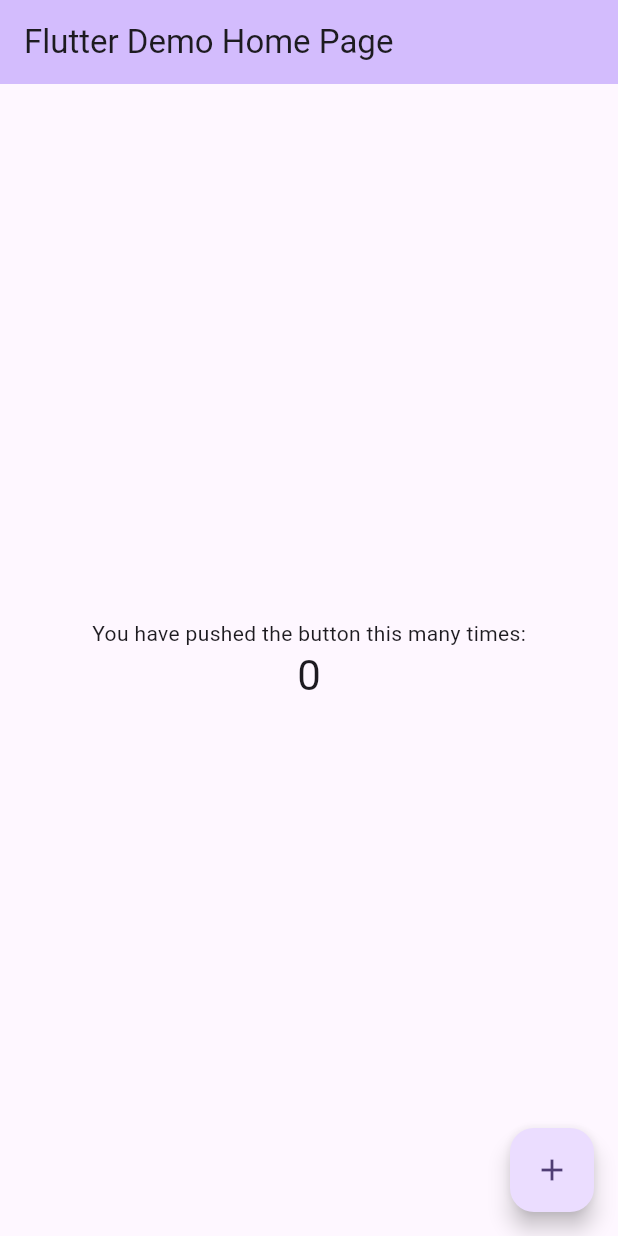
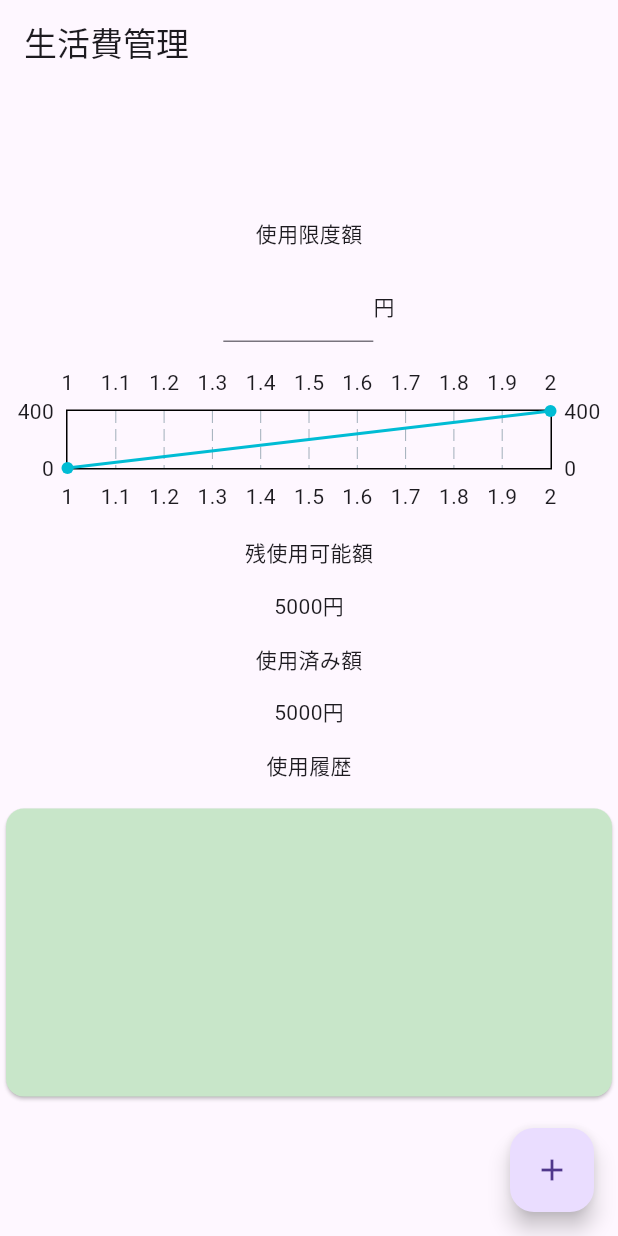
Before and after one commit to uwatcha/MonthlyBudgetManager, a Flutter app: the screen it shows after launch, on a phone screen of 412 x 824 dp. Run offline on Flutter 3.47's test engine with Material 3 defaults, Android fonts, the light colour scheme and no system bars; drawn by our look-alikes of fl_chart.

Commit message:
画面に必要な要素を大まかに追加

```diff
--- a/lib/main.dart
+++ b/lib/main.dart
@@ -1,57 +1,31 @@
+import 'package:fl_chart/fl_chart.dart';
 import 'package:flutter/material.dart';
+import 'package:flutter/services.dart';
 
 void main() {
-  runApp(const MyApp());
+  runApp(MyApp());
 }
 
 class MyApp extends StatelessWidget {
-  const MyApp({super.key});
-
-  // This widget is the root of your application.
   @override
   Widget build(BuildContext context) {
     return MaterialApp(
-      title: 'Flutter Demo',
+      title: '生活費管理',
       theme: ThemeData(
-        // This is the theme of your application.
-        //
-        // TRY THIS: Try running your application with "flutter run". You'll see
-        // the application has a purple toolbar. Then, without quitting the app,
-        // try changing the seedColor in the colorScheme below to Colors.green
-        // and then invoke "hot reload" (save your changes or press the "hot
-        // reload" button in a Flutter-supported IDE, or press "r" if you used
-        // the command line to start the app).
-        //
-        // Notice that the counter didn't reset back to zero; the application
-        // state is not lost during the reload. To reset the state, use hot
-        // restart instead.
-        //
-        // This works for code too, not just values: Most code changes can be
-        // tested with just a hot reload.
-        colorScheme: ColorScheme.fromSeed(seedColor: Colors.deepPurple),
-        useMaterial3: true,
+        primarySwatch: Colors.blue,
       ),
-      home: const MyHomePage(title: 'Flutter Demo Home Page'),
+      home: MyHomePage(title: '生活費管理'),
     );
   }
 }
 
 class MyHomePage extends StatefulWidget {
-  const MyHomePage({super.key, required this.title});
-
-  // This widget is the home page of your application. It is stateful, meaning
-  // that it has a State object (defined below) that contains fields that affect
-  // how it looks.
-
-  // This class is the configuration for the state. It holds the values (in this
-  // case the title) provided by the parent (in this case the App widget) and
-  // used by the build method of the State. Fields in a Widget subclass are
-  // always marked "final".
+  MyHomePage({Key? key, required this.title}) : super(key: key);
 
   final String title;
 
   @override
-  State<MyHomePage> createState() => _MyHomePageState();
+  _MyHomePageState createState() => _MyHomePageState();
 }
 
 class _MyHomePageState extends State<MyHomePage> {
@@ -59,58 +33,59 @@
 
   void _incrementCounter() {
     setState(() {
-      // This call to setState tells the Flutter framework that something has
-      // changed in this State, which causes it to rerun the build method below
-      // so that the display can reflect the updated values. If we changed
-      // _counter without calling setState(), then the build method would not be
-      // called again, and so nothing would appear to happen.
       _counter++;
     });
   }
 
   @override
   Widget build(BuildContext context) {
-    // This method is rerun every time setState is called, for instance as done
-    // by the _incrementCounter method above.
-    //
-    // The Flutter framework has been optimized to make rerunning build methods
-    // fast, so that you can just rebuild anything that needs updating rather
-    // than having to individually change instances of widgets.
     return Scaffold(
       appBar: AppBar(
-        // TRY THIS: Try changing the color here to a specific color (to
-        // Colors.amber, perhaps?) and trigger a hot reload to see the AppBar
-        // change color while the other colors stay the same.
-        backgroundColor: Theme.of(context).colorScheme.inversePrimary,
-        // Here we take the value from the MyHomePage object that was created by
-        // the App.build method, and use it to set our appbar title.
         title: Text(widget.title),
       ),
       body: Center(
-        // Center is a layout widget. It takes a single child and positions it
-        // in the middle of the parent.
         child: Column(
-          // Column is also a layout widget. It takes a list of children and
-          // arranges them vertically. By default, it sizes itself to fit its
-          // children horizontally, and tries to be as tall as its parent.
-          //
-          // Column has various properties to control how it sizes itself and
-          // how it positions its children. Here we use mainAxisAlignment to
-          // center the children vertically; the main axis here is the vertical
-          // axis because Columns are vertical (the cross axis would be
-          // horizontal).
-          //
-          // TRY THIS: Invoke "debug painting" (choose the "Toggle Debug Paint"
-          // action in the IDE, or press "p" in the console), to see the
-          // wireframe for each widget.
           mainAxisAlignment: MainAxisAlignment.center,
+          spacing: 15,
           children: <Widget>[
-            const Text(
-              'You have pushed the button this many times:',
+            const Text('使用限度額'),
+            Row(
+              mainAxisAlignment: MainAxisAlignment.center,
+              children: [
+                SizedBox(
+                  width: 100,
+                  child: TextField(
+                    keyboardType: TextInputType.number,
+                    textAlign: TextAlign.center,
+                    inputFormatters: [FilteringTextInputFormatter.digitsOnly],
+                  ),
+                ),
+                const Text('円'),
+              ],
             ),
-            Text(
-              '$_counter',
-              style: Theme.of(context).textTheme.headlineMedium,
+            SizedBox(
+              width: 1000,
+              height: 100,
+              child: LineChart(LineChartData(lineBarsData: [
+                LineChartBarData(spots: const [FlSpot(1, 0), FlSpot(2, 400)])
+              ])),
+            ),
+            const Text('残使用可能額'),
+            const Text('${5000}円'),
+            const Text('使用済み額'),
+            const Text('${5000}円'),
+            const Text('使用履歴'),
+            SizedBox(
+              width: 1000,
+              height: 200,
+              child: Card(
+                color: Colors.green[100],
+                child: Column(
+                  children: [
+
+                  ],
+                ),
+              ),
             ),
           ],
         ),
@@ -118,8 +93,8 @@
       floatingActionButton: FloatingActionButton(
         onPressed: _incrementCounter,
         tooltip: 'Increment',
-        child: const Icon(Icons.add),
-      ), // This trailing comma makes auto-formatting nicer for build methods.
+        child: Icon(Icons.add),
+      ),
     );
   }
 }
--- a/pubspec.yaml
+++ b/pubspec.yaml
@@ -34,6 +34,7 @@ dependencies:
   # The following adds the Cupertino Icons font to your application.
   # Use with the CupertinoIcons class for iOS style icons.
   cupertino_icons: ^1.0.8
+  fl_chart: ^0.71.0
 
 dev_dependencies:
   flutter_test:
```
Also changed, not shown: pubspec.lock.
